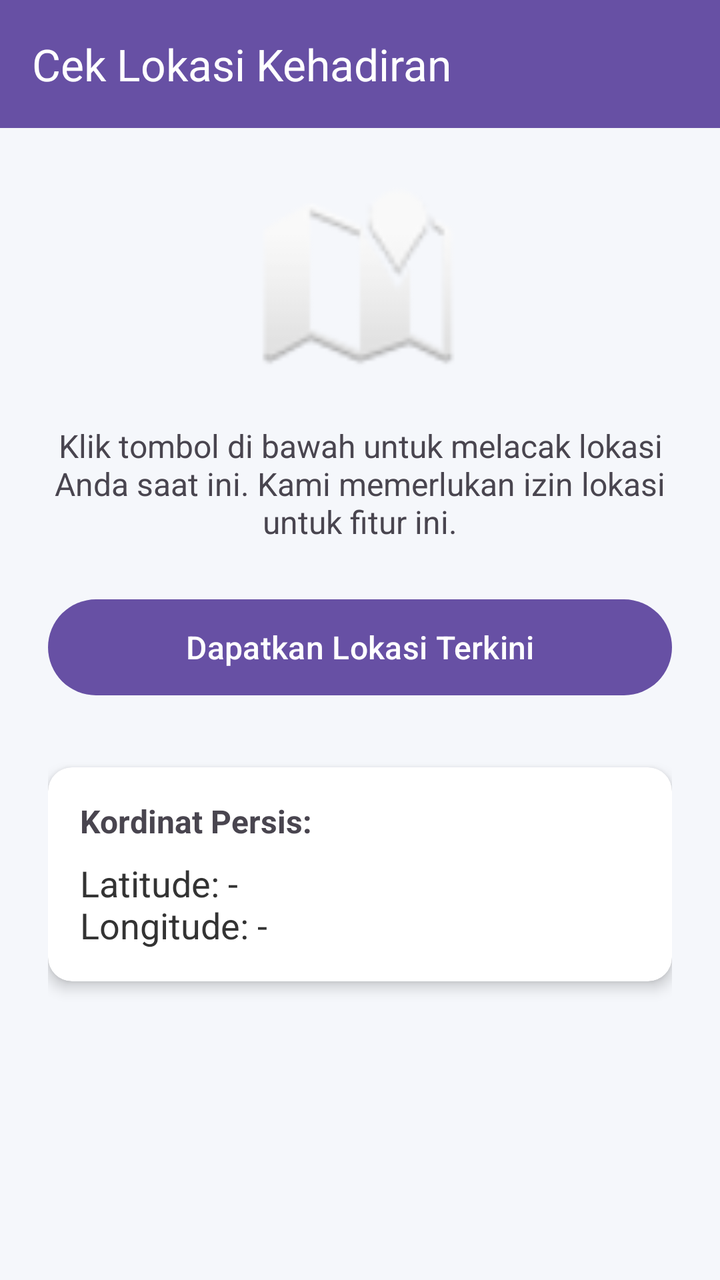
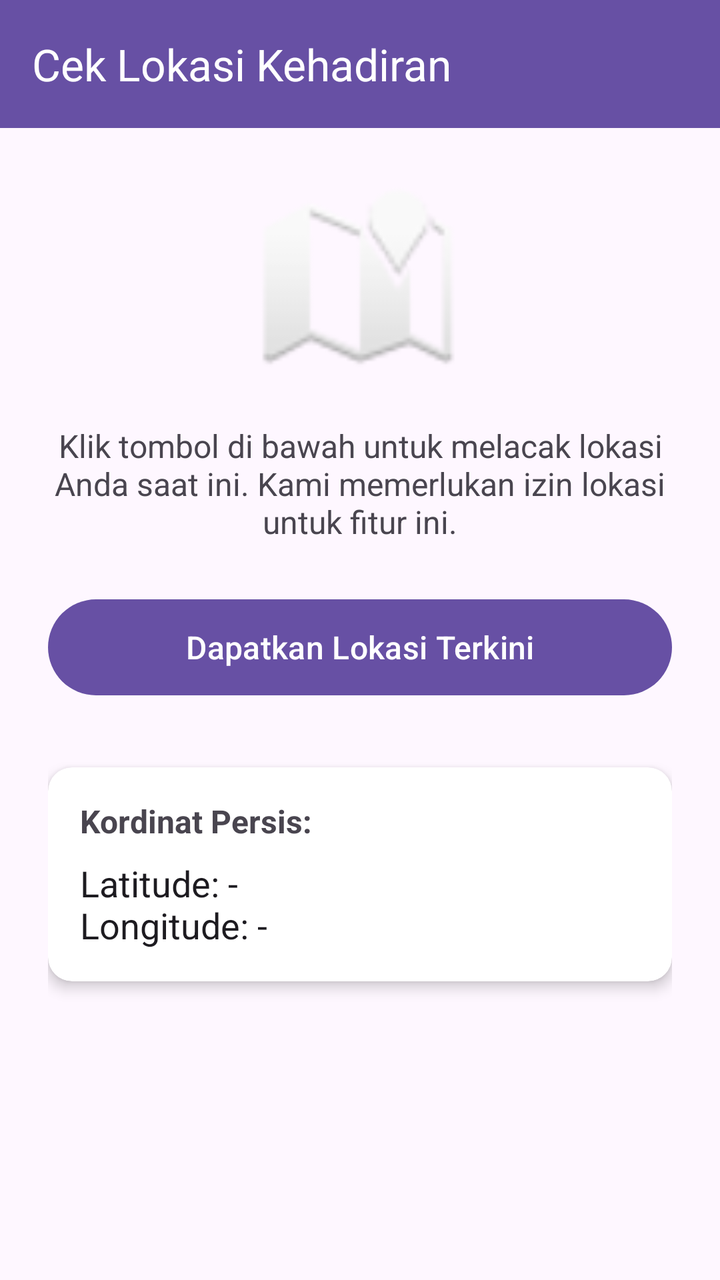

An Android layout rendered at two revisions. The XML below is the earlier revision; the diff shows what the commit changed to produce the second picture.
<!-- AndroidManifest.xml: application theme Theme.ProjectFarrelMobileProgramming -->
<!-- res/layout/activity_location.xml -->
<?xml version="1.0" encoding="utf-8"?>
<androidx.coordinatorlayout.widget.CoordinatorLayout 
    xmlns:android="http://schemas.android.com/apk/res/android"
    xmlns:app="http://schemas.android.com/apk/res-auto"
    android:layout_width="match_parent"
    android:layout_height="match_parent"
    android:background="#F5F7FB">

    <com.google.android.material.appbar.AppBarLayout
        android:layout_width="match_parent"
        android:layout_height="wrap_content">

        <com.google.android.material.appbar.MaterialToolbar
            android:id="@+id/toolbarLocation"
            android:layout_width="match_parent"
            android:layout_height="?attr/actionBarSize"
            android:background="?attr/colorPrimary"
            app:title="Cek Lokasi Kehadiran"
            app:titleTextColor="@android:color/white"
            app:navigationIconTint="@android:color/white" />
    </com.google.android.material.appbar.AppBarLayout>

    <LinearLayout
        android:layout_width="match_parent"
        android:layout_height="match_parent"
        android:orientation="vertical"
        android:padding="24dp"
        android:gravity="center_horizontal"
        app:layout_behavior="@string/appbar_scrolling_view_behavior">

        <ImageView
            android:layout_width="100dp"
            android:layout_height="100dp"
            android:src="@android:drawable/ic_dialog_map"
            android:layout_marginBottom="24dp"/>

        <TextView
            android:layout_width="wrap_content"
            android:layout_height="wrap_content"
            android:text="Klik tombol di bawah untuk melacak lokasi Anda saat ini. Kami memerlukan izin lokasi untuk fitur ini."
            android:textAlignment="center"
            android:textSize="16sp"
            android:layout_marginBottom="24dp"/>

        <com.google.android.material.button.MaterialButton
            android:id="@+id/btnGetLocation"
            android:layout_width="match_parent"
            android:layout_height="56dp"
            android:text="Dapatkan Lokasi Terkini"
            android:textSize="16sp"
            android:layout_marginBottom="32dp" />

        <androidx.cardview.widget.CardView
            android:layout_width="match_parent"
            android:layout_height="wrap_content"
            app:cardCornerRadius="12dp"
            app:cardElevation="4dp">

            <LinearLayout
                android:layout_width="match_parent"
                android:layout_height="wrap_content"
                android:orientation="vertical"
                android:padding="16dp">

                <TextView
                    android:layout_width="wrap_content"
                    android:layout_height="wrap_content"
                    android:text="Kordinat Persis:"
                    android:textStyle="bold"
                    android:textSize="16sp"
                    android:layout_marginBottom="8dp"/>

                <TextView
                    android:id="@+id/tvCoordinate"
                    android:layout_width="match_parent"
                    android:layout_height="wrap_content"
                    android:text="Latitude: -\nLongitude: -"
                    android:textColor="#333333"
                    android:textSize="18sp"
                    android:textIsSelectable="true"/>
            </LinearLayout>
        </androidx.cardview.widget.CardView>

    </LinearLayout>

</androidx.coordinatorlayout.widget.CoordinatorLayout>
<!-- resources referenced by this layout -->
<resources>
  <style name="Theme.ProjectFarrelMobileProgramming" parent="Base.Theme.ProjectFarrelMobileProgramming" />
  <style name="Base.Theme.ProjectFarrelMobileProgramming" parent="Theme.Material3.DayNight.NoActionBar">
          
          
      </style>
</resources>

<!-- the commit's change to res/layout/activity_location.xml (unified diff, before → after) -->
@@ -4,7 +4,7 @@
     xmlns:app="http://schemas.android.com/apk/res-auto"
     android:layout_width="match_parent"
     android:layout_height="match_parent"
-    android:background="#F5F7FB">
+    android:background="?android:attr/colorBackground">
 
     <com.google.android.material.appbar.AppBarLayout
         android:layout_width="match_parent"
@@ -15,7 +15,7 @@
             android:layout_width="match_parent"
             android:layout_height="?attr/actionBarSize"
             android:background="?attr/colorPrimary"
-            app:title="Cek Lokasi Kehadiran"
+            app:title="@string/ui_title_cek_lokasi_kehadiran_103"
             app:titleTextColor="@android:color/white"
             app:navigationIconTint="@android:color/white" />
     </com.google.android.material.appbar.AppBarLayout>
@@ -37,7 +37,7 @@
         <TextView
             android:layout_width="wrap_content"
             android:layout_height="wrap_content"
-            android:text="Klik tombol di bawah untuk melacak lokasi Anda saat ini. Kami memerlukan izin lokasi untuk fitur ini."
+            android:text="@string/ui_klik_tombol_di_bawah_untuk_mel_1"
             android:textAlignment="center"
             android:textSize="16sp"
             android:layout_marginBottom="24dp"/>
@@ -46,7 +46,7 @@
             android:id="@+id/btnGetLocation"
             android:layout_width="match_parent"
             android:layout_height="56dp"
-            android:text="Dapatkan Lokasi Terkini"
+            android:text="@string/ui_dapatkan_lokasi_terkini_2"
             android:textSize="16sp"
             android:layout_marginBottom="32dp" />
 
@@ -65,7 +65,7 @@
                 <TextView
                     android:layout_width="wrap_content"
                     android:layout_height="wrap_content"
-                    android:text="Kordinat Persis:"
+                    android:text="@string/ui_kordinat_persis_3"
                     android:textStyle="bold"
                     android:textSize="16sp"
                     android:layout_marginBottom="8dp"/>
@@ -74,8 +74,8 @@
                     android:id="@+id/tvCoordinate"
                     android:layout_width="match_parent"
                     android:layout_height="wrap_content"
-                    android:text="Latitude: -\nLongitude: -"
-                    android:textColor="#333333"
+                    android:text="@string/ui_latitude_nlongitude_4"
+                    android:textColor="?attr/colorOnSurface"
                     android:textSize="18sp"
                     android:textIsSelectable="true"/>
             </LinearLayout>
<!-- resource entries referenced after the edit -->
@@ -1,5 +1,10 @@
 <!-- resources referenced by this layout -->
 <resources>
+  <string name="ui_dapatkan_lokasi_terkini_2">Dapatkan Lokasi Terkini</string>
+  <string name="ui_klik_tombol_di_bawah_untuk_mel_1">Klik tombol di bawah untuk melacak lokasi Anda saat ini. Kami memerlukan izin lokasi untuk fitur ini.</string>
+  <string name="ui_kordinat_persis_3">Kordinat Persis:</string>
+  <string name="ui_latitude_nlongitude_4">Latitude: -\nLongitude: -</string>
+  <string name="ui_title_cek_lokasi_kehadiran_103">Cek Lokasi Kehadiran</string>
   <style name="Theme.ProjectFarrelMobileProgramming" parent="Base.Theme.ProjectFarrelMobileProgramming" />
   <style name="Base.Theme.ProjectFarrelMobileProgramming" parent="Theme.Material3.DayNight.NoActionBar">
           
